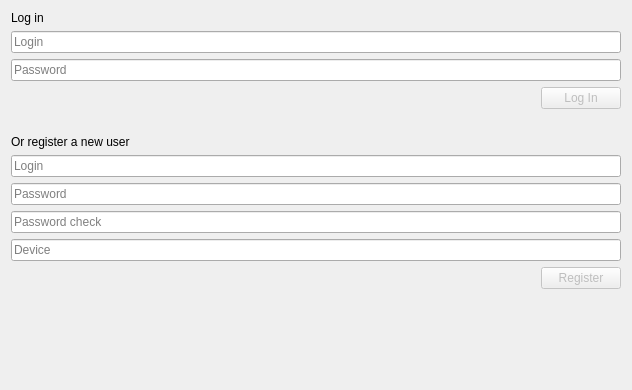
Before: the Qt Designer form parsec/core/gui/forms/login_widget.ui in Scille/parsec-cloud, drawn with Qt 5.
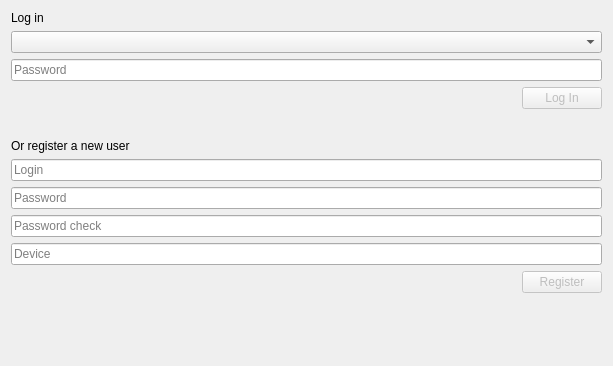
After: the same form once the commit is applied.

```diff
--- a/parsec/core/gui/forms/login_widget.ui
+++ b/parsec/core/gui/forms/login_widget.ui
@@ -6,8 +6,8 @@
    <rect>
     <x>0</x>
     <y>0</y>
-    <width>632</width>
-    <height>390</height>
+    <width>613</width>
+    <height>366</height>
    </rect>
   </property>
   <property name="sizePolicy">
@@ -34,11 +34,7 @@
     </widget>
    </item>
    <item>
-    <widget class="QLineEdit" name="line_edit_login">
-     <property name="placeholderText">
-      <string>Login</string>
-     </property>
-    </widget>
+    <widget class="QComboBox" name="combo_devices"/>
    </item>
    <item>
     <widget class="QLineEdit" name="line_edit_password">
@@ -79,9 +75,19 @@
    </item>
    <item>
     <widget class="QLabel" name="label_error">
+     <property name="font">
+      <font>
+       <pointsize>12</pointsize>
+       <weight>75</weight>
+       <bold>true</bold>
+      </font>
+     </property>
      <property name="text">
       <string/>
      </property>
+     <property name="alignment">
+      <set>Qt::AlignCenter</set>
+     </property>
     </widget>
    </item>
    <item>
@@ -163,6 +169,13 @@
    </item>
    <item>
     <widget class="QLabel" name="label_register_error">
+     <property name="font">
+      <font>
+       <pointsize>12</pointsize>
+       <weight>75</weight>
+       <bold>true</bold>
+      </font>
+     </property>
      <property name="text">
       <string/>
      </property>
```
